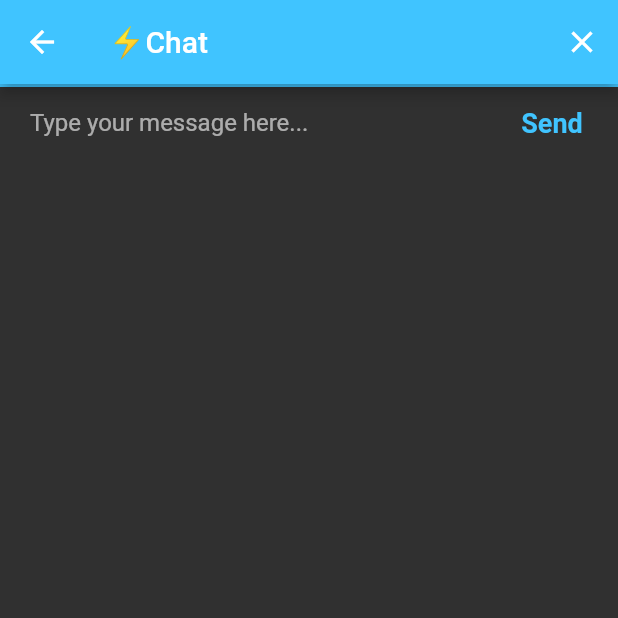
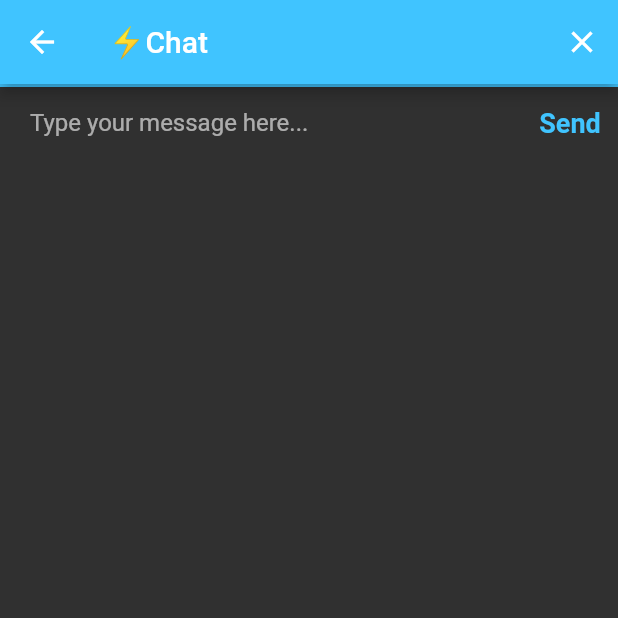
Before and after one commit to Buenaventura-Celine/Flash-Chat, a Flutter app: the ChatScreen screen opened directly, on a phone screen of 412 x 824 dp, the top half of it. Run offline on Flutter 3.47's test engine with Material 2 defaults, Android fonts, the phone set to English and light mode, and no system bars.

Commit message:
Minor fixes in UI

```diff
--- a/lib/main.dart
+++ b/lib/main.dart
@@ -10,6 +10,7 @@ class FlashChat extends StatelessWidget {
   @override
   Widget build(BuildContext context) {
     return MaterialApp(
+      debugShowCheckedModeBanner: false,
       theme: ThemeData.dark().copyWith(
         textTheme: TextTheme(
           bodyText1: TextStyle(color: Colors.black54),
--- a/lib/screens/chat_screen.dart
+++ b/lib/screens/chat_screen.dart
@@ -40,7 +40,7 @@ class _ChatScreenState extends State<ChatScreen> {
                       decoration: kMessageTextFieldDecoration,
                     ),
                   ),
-                  FlatButton(
+                  TextButton(
                     onPressed: () {
                       //Implement send functionality.
                     },
```
